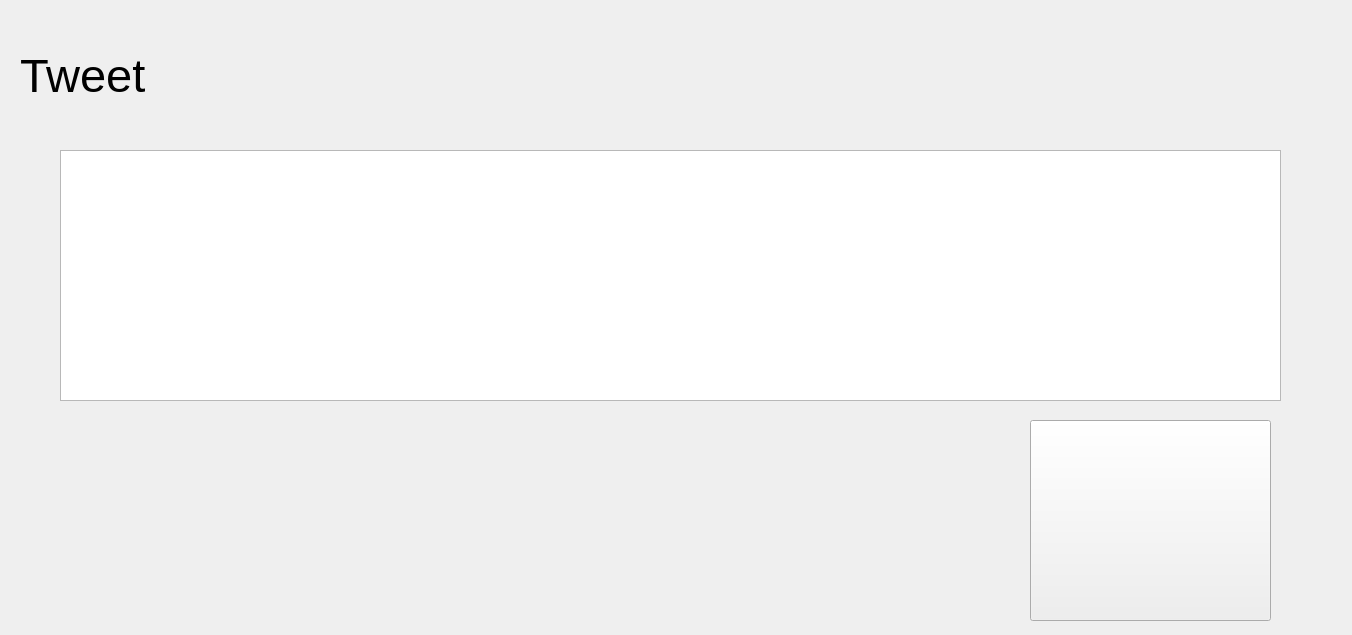
MohammadrezaAldaghi/X, file X/tweetform.ui: the form before one commit.
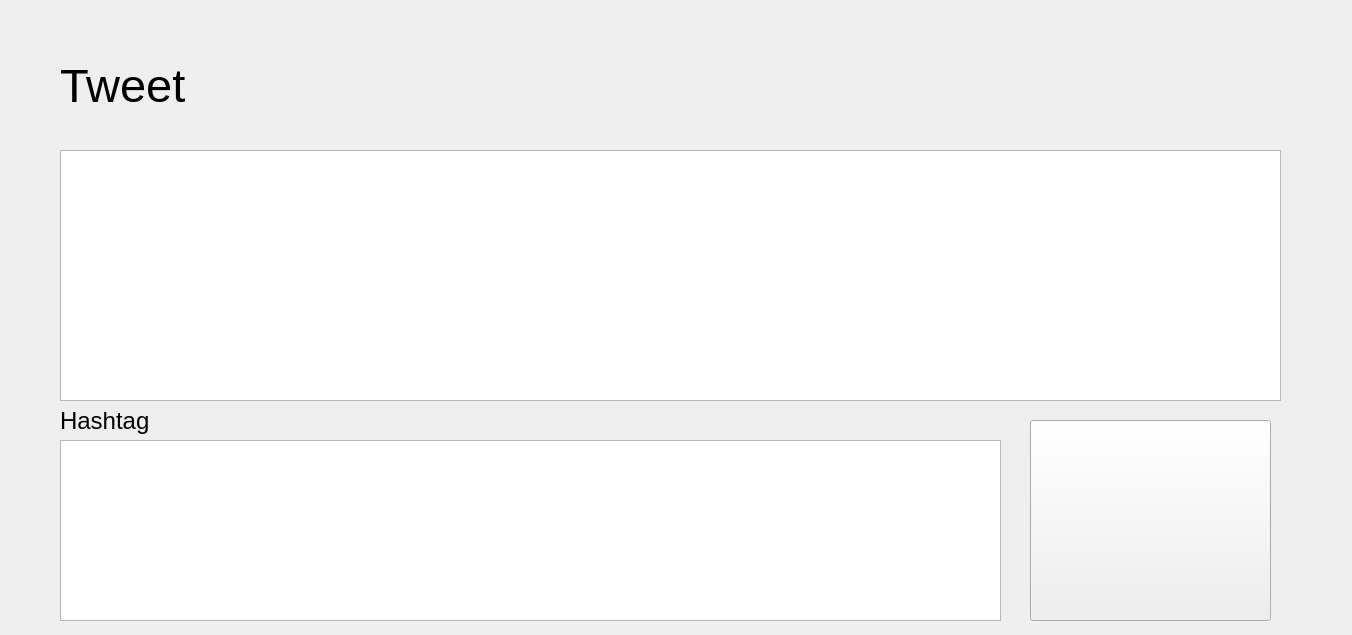
The form after the commit.

Diff of the .ui file:
```diff
--- a/X/tweetform.ui
+++ b/X/tweetform.ui
@@ -16,8 +16,8 @@
   <widget class="QLabel" name="TweetLabel">
    <property name="geometry">
     <rect>
-     <x>20</x>
-     <y>10</y>
+     <x>60</x>
+     <y>20</y>
      <width>571</width>
      <height>131</height>
     </rect>
@@ -84,6 +84,34 @@
     <string/>
    </property>
   </widget>
+  <widget class="QTextEdit" name="HashtagTextEdit">
+   <property name="geometry">
+    <rect>
+     <x>60</x>
+     <y>440</y>
+     <width>941</width>
+     <height>181</height>
+    </rect>
+   </property>
+  </widget>
+  <widget class="QLabel" name="label">
+   <property name="geometry">
+    <rect>
+     <x>60</x>
+     <y>400</y>
+     <width>211</width>
+     <height>41</height>
+    </rect>
+   </property>
+   <property name="font">
+    <font>
+     <pointsize>18</pointsize>
+    </font>
+   </property>
+   <property name="text">
+    <string>Hashtag</string>
+   </property>
+  </widget>
  </widget>
  <resources/>
  <connections/>
```
